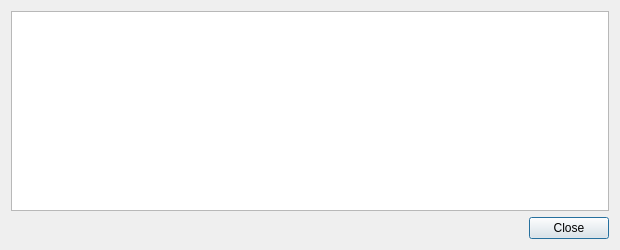
Qt form src/qt/forms/transactiondescdialog.ui (CryptoHelp/PreminePlus) before a commit.
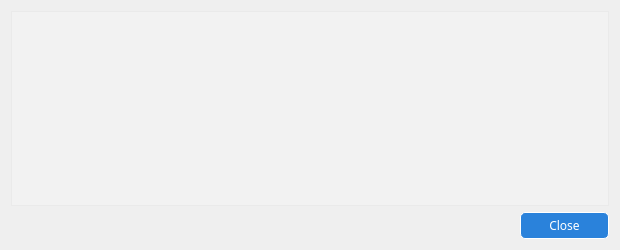
The same form after that commit. Icons and pictures are not drawn.

The edit to the form file:
```diff
--- a/src/qt/forms/transactiondescdialog.ui
+++ b/src/qt/forms/transactiondescdialog.ui
@@ -10,15 +10,27 @@
     <height>250</height>
    </rect>
   </property>
+  <property name="sizePolicy">
+   <sizepolicy hsizetype="Fixed" vsizetype="Fixed">
+    <horstretch>0</horstretch>
+    <verstretch>0</verstretch>
+   </sizepolicy>
+  </property>
   <property name="windowTitle">
    <string>Transaction details</string>
   </property>
+  <property name="styleSheet">
+   <string notr="true">background:url(:/images/addressbook);font-family:impact;color:white;</string>
+  </property>
   <layout class="QVBoxLayout" name="verticalLayout">
    <item>
     <widget class="QTextEdit" name="detailText">
      <property name="toolTip">
       <string>This pane shows a detailed description of the transaction</string>
      </property>
+     <property name="styleSheet">
+      <string notr="true">background:rgba(255,255,255,50)</string>
+     </property>
      <property name="readOnly">
       <bool>true</bool>
      </property>
@@ -26,6 +38,9 @@
    </item>
    <item>
     <widget class="QDialogButtonBox" name="buttonBox">
+     <property name="styleSheet">
+      <string notr="true">background: #2a82db; color: white; border-radius: 5px;padding:4px 28px;border:1px solid white;</string>
+     </property>
      <property name="orientation">
       <enum>Qt::Horizontal</enum>
      </property>
```
Left out of the diff: 4 changed lines with no effect on the pictures.
